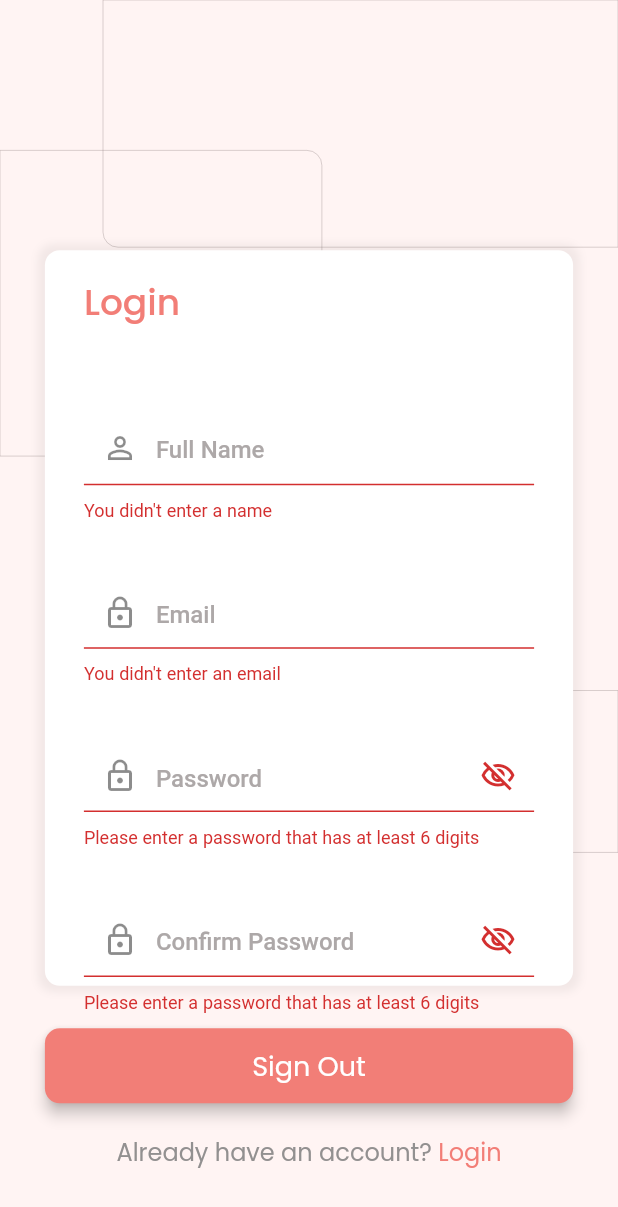
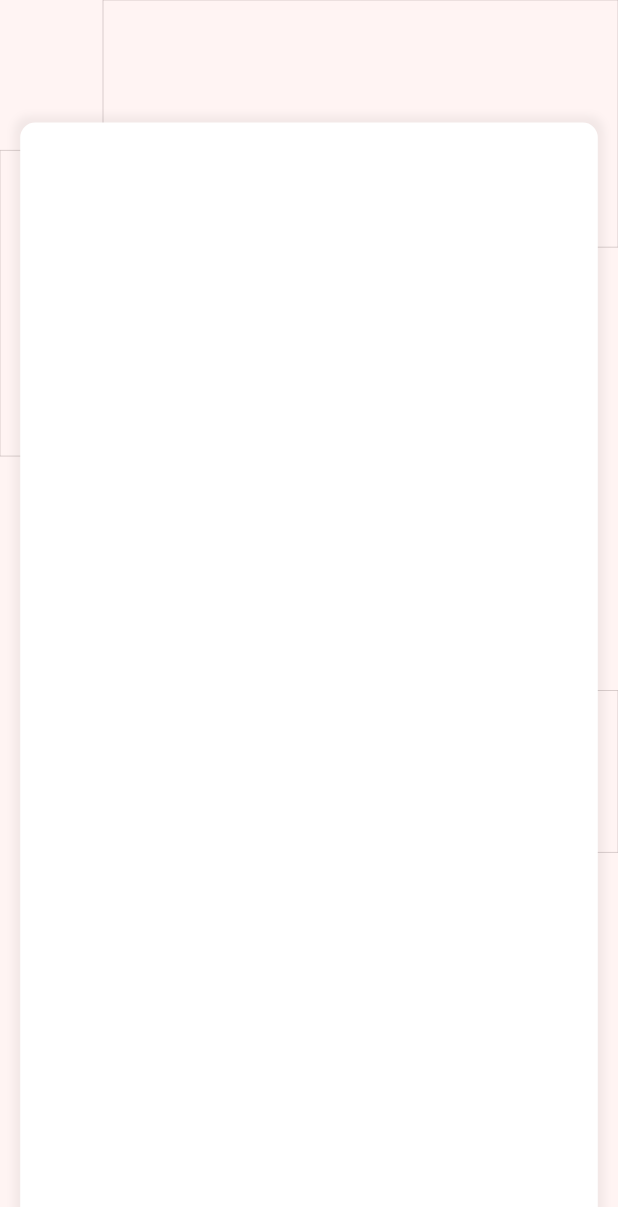
Before and after one commit to onumengine/dispatcher, a Flutter app: the SignUpPage screen opened by its route, after a tap on "Sign Out", on a phone screen of 412 x 824 dp. Shown: the top 1207 px of the screen. Run offline on Flutter 3.47's test engine with Material 2 defaults, Android fonts, the phone set to English and light mode, and no system bars; our stand-ins replace dartz, equatable, get_it, google_fonts, internet_connection_checker, smooth_page_indicator; Roboto replaces fonts that are missing (Ubuntu).

Commit message:
create the skeleton of the phone verification feature

```diff
--- a/lib/core/navigation/app_router.dart
+++ b/lib/core/navigation/app_router.dart
@@ -8,6 +8,7 @@ import 'package:dispatcher/features/onboarding/presentation/ui/screens/onboardin
 import 'package:dispatcher/features/onboarding/presentation/ui/screens/splash_screen.dart';
 import 'package:dispatcher/features/onboarding/presentation/view_models/onboarding_view_model.dart';
 import 'package:dispatcher/features/onboarding/presentation/view_models/splash_view_model.dart';
+import 'package:dispatcher/features/phone_verification/presentation/views/pages/phone_verification_page.dart';
 import 'package:dispatcher/features/sign_up/presentation/view_models/sign_up_view_model.dart';
 import 'package:dispatcher/features/sign_up/presentation/views/pages/sign_up.dart';
 import 'package:flutter/material.dart';
@@ -45,6 +46,10 @@ class AppRouter {
             child: OnboardingScreen(),
           ),
         );
+      case RouteNames.PHONE_VERIFICATION:
+        return MaterialPageRoute(
+          builder: (context) => PhoneVerificationPage(),
+        );
       case RouteNames.SERVICE_SELECTION:
         return MaterialPageRoute(
           builder: (context) => ServiceSelectionPage(),
--- a/lib/core/navigation/route_names.dart
+++ b/lib/core/navigation/route_names.dart
@@ -3,6 +3,7 @@ class RouteNames {
   static const LOGIN = '/login';
   static const MAP = '/map';
   static const ONBOARDING = '/onboarding';
+  static const PHONE_VERIFICATION = '/phone_verification';
   static const SERVICE_SELECTION = '/select_service';
   static const SET_LOCATIONS = '/set_locations';
   static const SIGN_UP = '/sign_up';
--- a/lib/features/login/presentation/views/pages/login_page.dart
+++ b/lib/features/login/presentation/views/pages/login_page.dart
@@ -147,6 +147,8 @@ class LoginPage extends StatelessWidget {
                         onPressed: () {
                           viewModel.login(
                               _fullName.text, _password.text, _formKey);
+                          Navigator.of(context)
+                              .pushNamed(RouteNames.PHONE_VERIFICATION);
                         },
                         child: (viewModel.loginState == LoginState.loggingIn)
                             ? Center(
--- /dev/null
+++ b/lib/features/phone_verification/presentation/views/pages/phone_verification_page.dart
@@ -0,0 +1,41 @@
+import 'package:dispatcher/features/login/presentation/views/components/login_canvas.dart';
+import 'package:flutter/material.dart';
+
+class PhoneVerificationPage extends StatelessWidget {
+  const PhoneVerificationPage({Key? key}) : super(key: key);
+
+  @override
+  Widget build(BuildContext context) {
+    return Scaffold(
+      body: LayoutBuilder(builder: (context, constraints) {
+        return Stack(
+          alignment: AlignmentDirectional.center,
+          children: <Widget>[
+            LoginCanvas(),
+            Positioned(
+              bottom: 0,
+              child: Container(
+                width: constraints.maxWidth / 1.07,
+                height: constraints.maxHeight / 1.11,
+                decoration: BoxDecoration(
+                  borderRadius: BorderRadius.only(
+                    topLeft: Radius.circular(10),
+                    topRight: Radius.circular(10),
+                  ),
+                  color: Colors.white,
+                  boxShadow: [
+                    BoxShadow(
+                      color: Colors.black.withOpacity(0.05),
+                      blurRadius: 4,
+                      spreadRadius: 4,
+                    ),
+                  ],
+                ),
+              ),
+            ),
+          ],
+        );
+      }),
+    );
+  }
+}
--- a/lib/features/sign_up/presentation/views/pages/sign_up.dart
+++ b/lib/features/sign_up/presentation/views/pages/sign_up.dart
@@ -1,3 +1,4 @@
+import 'package:dispatcher/core/navigation/route_names.dart';
 import 'package:dispatcher/core/theming/color_palettes.dart';
 import 'package:dispatcher/features/login/presentation/views/components/login_canvas.dart';
 import 'package:dispatcher/features/sign_up/presentation/view_models/sign_up_view_model.dart';
@@ -134,6 +135,8 @@ class SignUpPage extends StatelessWidget {
                           _password.text,
                           _formKey,
                         );
+                        Navigator.of(context)
+                            .pushNamed(RouteNames.PHONE_VERIFICATION);
                       },
                       child: viewModel.signUpState == SignUpState.signingIn
                           ? Center(
```
Also changed, not shown: lib/features/phone_verification/presentation/view_models/phone_verification_view_model.dart (added, +11 -0 lines), lib/features/phone_verification/presentation/views/components/number_input_component.dart (added, +10 -0 lines), lib/features/phone_verification/presentation/views/components/otp_input_component.dart (added, +10 -0 lines).
